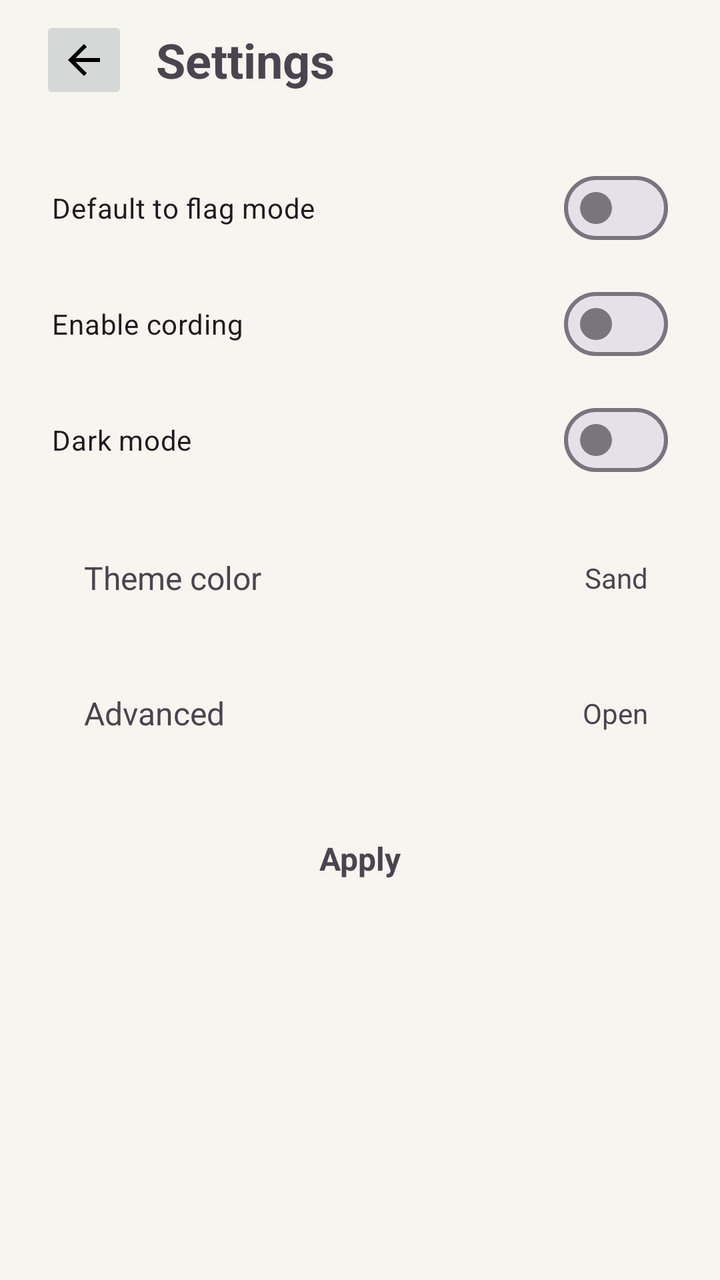
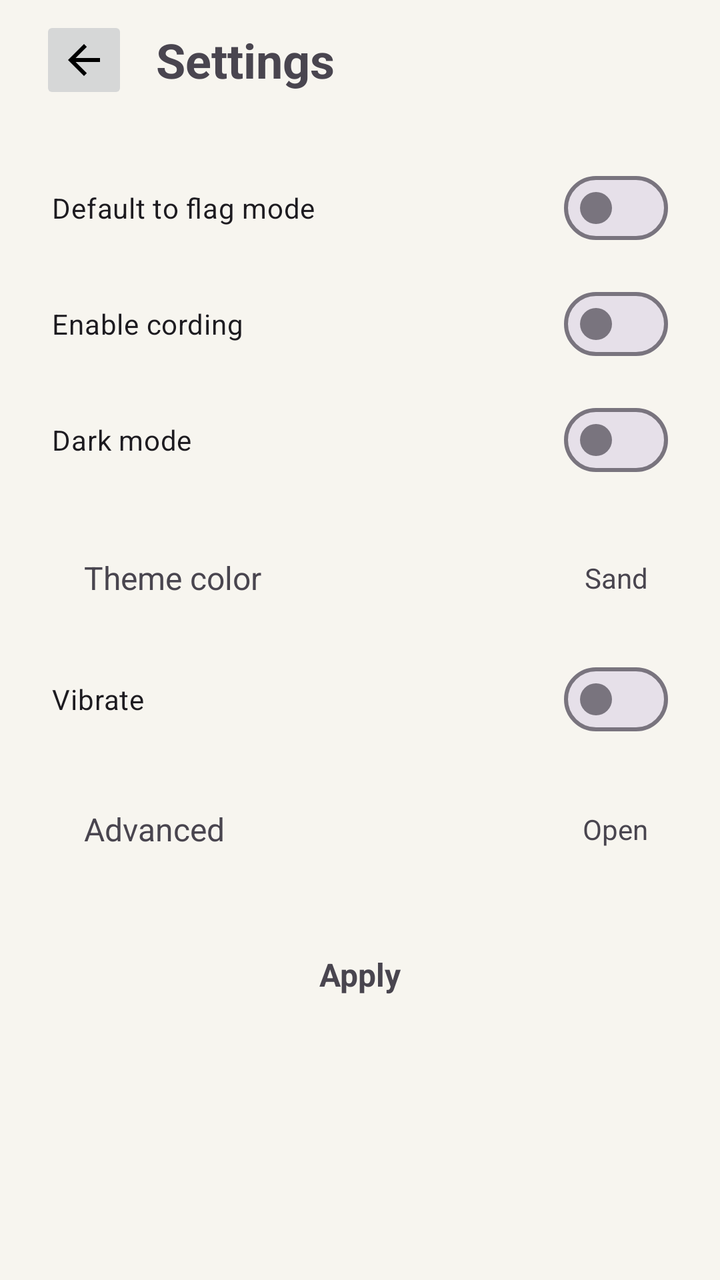

Before-and-after screenshots of an Android layout around one commit, followed by the original layout XML and the change that was made.
<!-- AndroidManifest.xml: application theme Theme.Minesweeper -->
<!-- res/layout/activity_settings.xml -->
<?xml version="1.0" encoding="utf-8"?>
<LinearLayout xmlns:android="http://schemas.android.com/apk/res/android"
    android:layout_width="match_parent"
    android:layout_height="match_parent"
    android:orientation="vertical">

    <LinearLayout
        android:id="@+id/topBar"
        android:layout_width="match_parent"
        android:layout_height="wrap_content"
        android:gravity="center_vertical"
        android:orientation="horizontal"
        android:paddingStart="20dp"
        android:paddingTop="8dp"
        android:paddingEnd="20dp"
        android:paddingBottom="8dp">

        <ImageButton
            android:id="@+id/backButton"
            android:layout_width="44dp"
            android:layout_height="44dp"
            android:src="@drawable/ic_arrow_back_material" />

        <TextView
            android:id="@+id/titleText"
            android:layout_width="0dp"
            android:layout_height="wrap_content"
            android:layout_marginStart="14dp"
            android:layout_weight="1"
            android:text="@string/settings"
            android:textSize="24sp"
            android:textStyle="bold" />
    </LinearLayout>

    <ScrollView
        android:layout_width="match_parent"
        android:layout_height="0dp"
        android:layout_weight="1">

        <LinearLayout
            android:id="@+id/content"
            android:layout_width="match_parent"
            android:layout_height="wrap_content"
            android:orientation="vertical"
            android:padding="20dp">

            <com.google.android.material.materialswitch.MaterialSwitch
                android:id="@+id/flagModeDefault"
                android:layout_width="match_parent"
                android:layout_height="wrap_content"
                android:paddingStart="6dp"
                android:paddingEnd="6dp"
                android:switchPadding="14dp"
                android:text="@string/flag_mode_default" />

            <com.google.android.material.materialswitch.MaterialSwitch
                android:id="@+id/enableCording"
                android:layout_width="match_parent"
                android:layout_height="wrap_content"
                android:layout_marginTop="10dp"
                android:paddingStart="6dp"
                android:paddingEnd="6dp"
                android:switchPadding="14dp"
                android:text="@string/enable_cording" />

            <com.google.android.material.materialswitch.MaterialSwitch
                android:id="@+id/darkTheme"
                android:layout_width="match_parent"
                android:layout_height="wrap_content"
                android:layout_marginTop="10dp"
                android:paddingStart="6dp"
                android:paddingEnd="6dp"
                android:switchPadding="14dp"
                android:text="@string/dark_theme" />

            <LinearLayout
                android:id="@+id/themeRow"
                android:layout_width="match_parent"
                android:layout_height="wrap_content"
                android:layout_marginTop="18dp"
                android:gravity="center_vertical"
                android:orientation="horizontal"
                android:paddingStart="22dp"
                android:paddingTop="16dp"
                android:paddingEnd="16dp"
                android:paddingBottom="16dp">

                <TextView
                    android:id="@+id/themeLabel"
                    android:layout_width="0dp"
                    android:layout_height="wrap_content"
                    android:layout_weight="1"
                    android:text="@string/theme_color"
                    android:textSize="16sp" />

                <TextView
                    android:id="@+id/themeValue"
                    android:layout_width="wrap_content"
                    android:layout_height="wrap_content"
                    android:text="Sand"
                    android:textSize="14sp" />
            </LinearLayout>

            <LinearLayout
                android:id="@+id/advancedRow"
                android:layout_width="match_parent"
                android:layout_height="wrap_content"
                android:layout_marginTop="14dp"
                android:gravity="center_vertical"
                android:orientation="horizontal"
                android:paddingStart="22dp"
                android:paddingTop="16dp"
                android:paddingEnd="16dp"
                android:paddingBottom="16dp">

                <TextView
                    android:id="@+id/advancedText"
                    android:layout_width="0dp"
                    android:layout_height="wrap_content"
                    android:layout_weight="1"
                    android:text="@string/advanced"
                    android:textSize="16sp" />

                <TextView
                    android:id="@+id/advancedValue"
                    android:layout_width="wrap_content"
                    android:layout_height="wrap_content"
                    android:text="@string/open"
                    android:textSize="14sp" />
            </LinearLayout>

            <TextView
                android:id="@+id/applyButton"
                android:layout_width="match_parent"
                android:layout_height="52dp"
                android:layout_marginTop="20dp"
                android:gravity="center"
                android:text="@string/apply"
                android:textSize="16sp"
                android:textStyle="bold" />
        </LinearLayout>
    </ScrollView>

</LinearLayout>
<!-- resources referenced by this layout -->
<resources>
  <!-- drawable ic_arrow_back_material (drawable) -->
  <?xml version="1.0" encoding="utf-8"?>
  <vector xmlns:android="http://schemas.android.com/apk/res/android"
      android:width="24dp"
      android:height="24dp"
      android:viewportWidth="24"
      android:viewportHeight="24">
      <path
          android:fillColor="#FF000000"
          android:pathData="M20,11H7.83l5.59,-5.59L12,4l-8,8l8,8l1.41,-1.41L7.83,13H20z" />
  </vector>
  <string name="advanced">Advanced</string>
  <string name="apply">Apply</string>
  <string name="dark_theme">Dark mode</string>
  <string name="enable_cording">Enable cording</string>
  <string name="flag_mode_default">Default to flag mode</string>
  <string name="open">Open</string>
  <string name="settings">Settings</string>
  <string name="theme_color">Theme color</string>
  <style name="Theme.Minesweeper" parent="Theme.Material3.Light.NoActionBar">
          <item name="android:windowBackground">@color/app_background</item>
          <item name="android:statusBarColor">@color/app_background</item>
          <item name="android:navigationBarColor">@color/app_background</item>
          <item name="android:windowLightStatusBar">true</item>
          <item name="android:windowLightNavigationBar">true</item>
          <item name="android:fontFamily">sans-serif</item>
          <item name="colorPrimary">@color/accent</item>
          <item name="colorSurface">@color/panel</item>
          <item name="android:windowAnimationStyle">@null</item>
          <item name="materialAlertDialogTheme">@style/Minesweeper.Dialog</item>
      </style>
  <color name="app_background">#F7F5EF</color>
  <color name="accent">#7CA7C7</color>
  <color name="panel">#EFEBE2</color>
  <style name="Minesweeper.Dialog" parent="ThemeOverlay.Material3.MaterialAlertDialog">
          <item name="backgroundTint">@color/panel</item>
      </style>
</resources>

<!-- the commit's change to res/layout/activity_settings.xml (unified diff, before → after) -->
@@ -101,6 +101,16 @@
                     android:textSize="14sp" />
             </LinearLayout>
 
+            <com.google.android.material.materialswitch.MaterialSwitch
+                android:id="@+id/vibrateEnabled"
+                android:layout_width="match_parent"
+                android:layout_height="wrap_content"
+                android:layout_marginTop="10dp"
+                android:paddingStart="6dp"
+                android:paddingEnd="6dp"
+                android:switchPadding="14dp"
+                android:text="@string/vibrate_enabled" />
+
             <LinearLayout
                 android:id="@+id/advancedRow"
                 android:layout_width="match_parent"
<!-- resource entries referenced after the edit -->
@@ -19,6 +19,7 @@
   <string name="open">Open</string>
   <string name="settings">Settings</string>
   <string name="theme_color">Theme color</string>
+  <string name="vibrate_enabled">Vibrate</string>
   <style name="Theme.Minesweeper" parent="Theme.Material3.Light.NoActionBar">
           <item name="android:windowBackground">@color/app_background</item>
           <item name="android:statusBarColor">@color/app_background</item>
